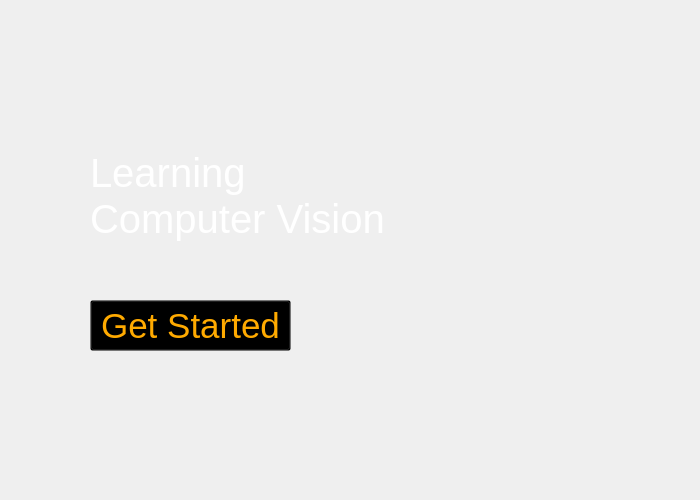
The window that rLearning_Computer_Vision/HomepageWidget.ui (SAIL-LAB155/Learning_Computer_Vision) describes before a commit, drawn with Qt 5.
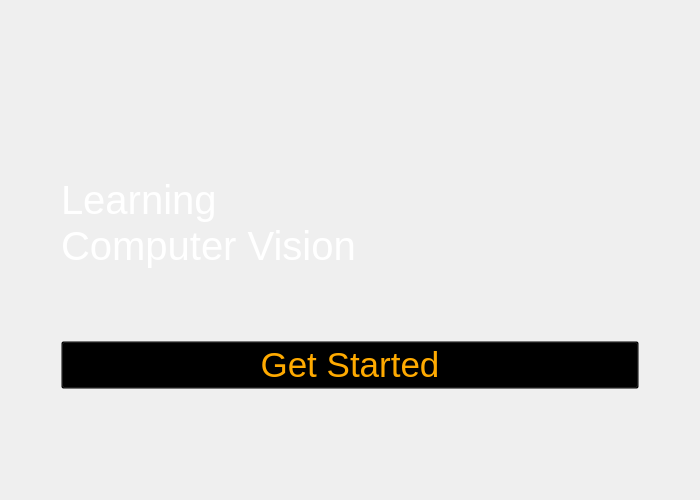
The same window after the commit. Icons and pictures are not drawn.

The edit to the form file:
```diff
--- a/rLearning_Computer_Vision/HomepageWidget.ui
+++ b/rLearning_Computer_Vision/HomepageWidget.ui
@@ -10,21 +10,55 @@
     <height>500</height>
    </rect>
   </property>
+  <property name="sizePolicy">
+   <sizepolicy hsizetype="Preferred" vsizetype="Preferred">
+    <horstretch>0</horstretch>
+    <verstretch>0</verstretch>
+   </sizepolicy>
+  </property>
   <property name="windowTitle">
    <string>Form</string>
   </property>
   <property name="styleSheet">
    <string notr="true">background-image: url(:/images/1-home/background.jpg);</string>
   </property>
+  <layout class="QHBoxLayout" name="horizontalLayout">
+   <item>
+    <layout class="QVBoxLayout" name="verticalLayout">
+     <property name="sizeConstraint">
+      <enum>QLayout::SetDefaultConstraint</enum>
+     </property>
+     <property name="leftMargin">
+      <number>50</number>
+     </property>
+     <property name="topMargin">
+      <number>100</number>
+     </property>
+     <property name="rightMargin">
+      <number>50</number>
+     </property>
+     <property name="bottomMargin">
+      <number>100</number>
+     </property>
+     <item>
+      <widget class="QLabel" name="label">
+       <property name="font">
+        <font>
+         <pointsize>30</pointsize>
+        </font>
+       </property>
+       <property name="styleSheet">
+        <string notr="true">color: rgb(255, 255, 255);
+background: transparent;</string>
+       </property>
+       <property name="text">
+        <string>Learning
+Computer Vision</string>
+       </property>
+      </widget>
+     </item>
+     <item>
   <widget class="QPushButton" name="m_btn_Get_Started">
-   <property name="geometry">
-    <rect>
-     <x>90</x>
-     <y>300</y>
-     <width>201</width>
-     <height>51</height>
-    </rect>
-   </property>
    <property name="font">
     <font>
      <pointsize>26</pointsize>
@@ -66,29 +100,10 @@
     <bool>false</bool>
    </property>
   </widget>
-  <widget class="QLabel" name="label">
-   <property name="geometry">
-    <rect>
-     <x>90</x>
-     <y>130</y>
-     <width>421</width>
-     <height>131</height>
-    </rect>
-   </property>
-   <property name="font">
-    <font>
-     <pointsize>30</pointsize>
-    </font>
-   </property>
-   <property name="styleSheet">
-    <string notr="true">color: rgb(255, 255, 255);
-background: transparent;</string>
-   </property>
-   <property name="text">
-    <string>Learning
-Computer Vision</string>
-   </property>
-  </widget>
+     </item>
+    </layout>
+   </item>
+  </layout>
  </widget>
  <resources/>
  <connections/>
```
Lines whose indentation alone changed are shown as unchanged.
